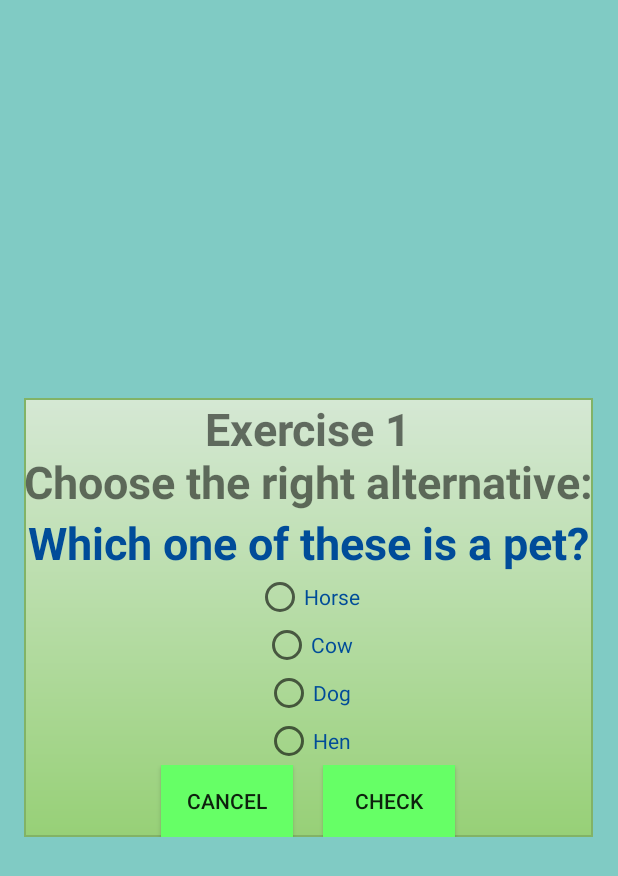
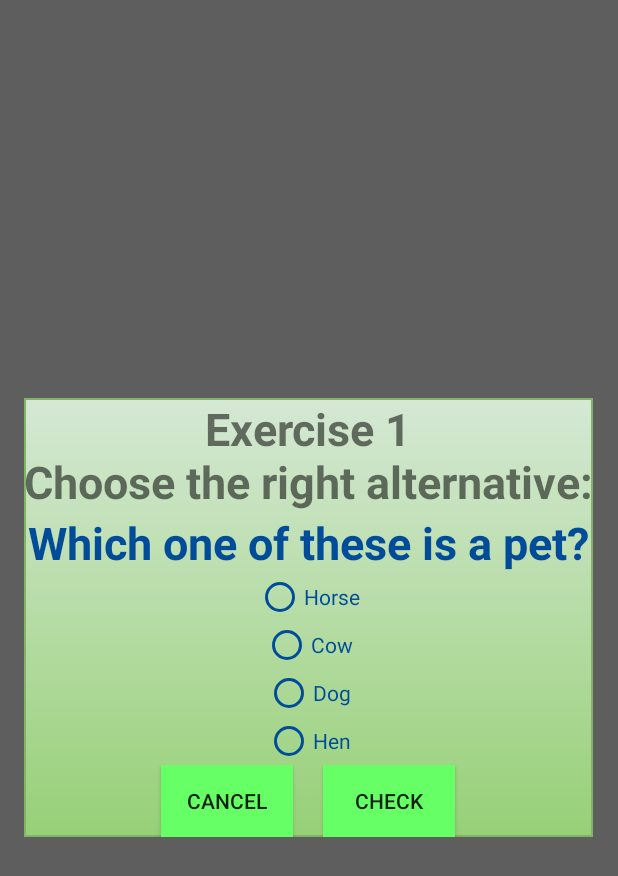
Before and after one commit to areee/TravelFinland, an Android app: the layout exercise_layout.xml on its own in the app's theme, with its tools: preview values and no code run, on a phone screen of 412 x 824 dp. Shown: the top 876 px of the screen. Run offline under Robolectric (Android 15) with nearby library versions, the phone set to English and light mode, and no system bars.

Commit message:
exercise layout updated

```diff
--- a/TravelFinland/app/src/main/res/layout/exercise_layout.xml
+++ b/TravelFinland/app/src/main/res/layout/exercise_layout.xml
@@ -4,8 +4,9 @@
     android:layout_height="fill_parent"
     android:orientation="vertical"
     android:gravity="center"
-    android:background="@color/accent_material_dark">
+    android:background="#ff5e5e5e">
     <!--#ff5e5e5e-->
+    <!--@color/accent_material_dark-->
 
     <FrameLayout
         android:layout_width="wrap_content"
@@ -48,28 +49,32 @@
                     android:layout_width="wrap_content"
                     android:layout_height="wrap_content"
                     android:text="@string/radio_choice1"
-                    android:textColor="#ff004c99" />
+                    android:textColor="#ff004c99"
+                    android:buttonTint="#ff004c99"/>
 
                 <RadioButton
                     android:id="@+id/radio_choice2"
                     android:layout_width="wrap_content"
                     android:layout_height="wrap_content"
                     android:text="@string/radio_choice2"
-                    android:textColor="#ff004c99" />
+                    android:textColor="#ff004c99"
+                    android:buttonTint="#ff004c99"/>
 
                 <RadioButton
                     android:id="@+id/radio_choice3"
                     android:layout_width="wrap_content"
                     android:layout_height="wrap_content"
                     android:text="@string/radio_choice3"
-                    android:textColor="#ff004c99" />
+                    android:textColor="#ff004c99"
+                    android:buttonTint="#ff004c99"/>
 
                 <RadioButton
                     android:id="@+id/radio_choice4"
                     android:layout_width="wrap_content"
                     android:layout_height="wrap_content"
                     android:text="@string/radio_choice4"
-                    android:textColor="#ff004c99" />
+                    android:textColor="#ff004c99"
+                    android:buttonTint="#ff004c99"/>
 
             </RadioGroup>
 
```
